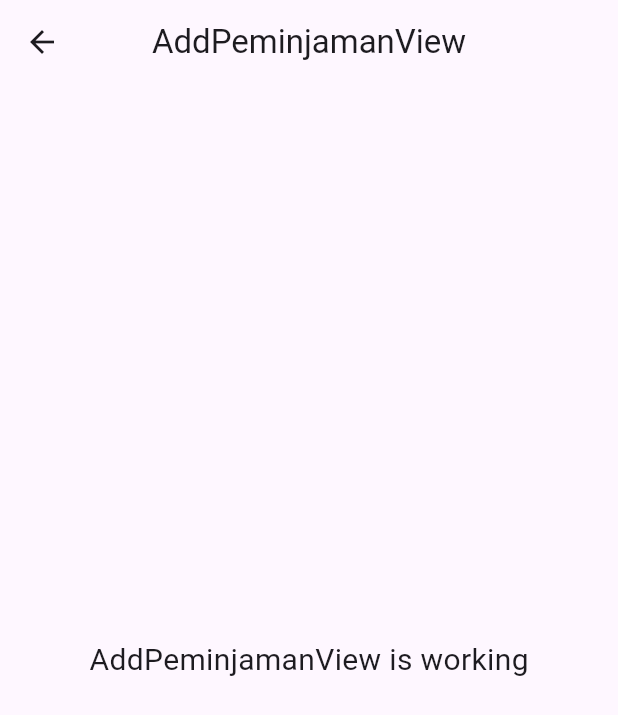
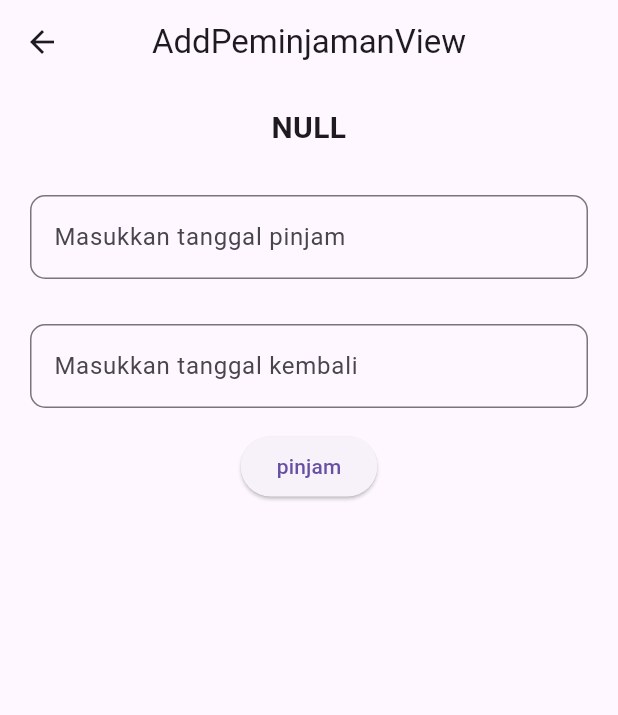
Before and after one commit to Thoriqqqqqqq/peminjaman_perpustakaan_app, a Flutter app: the AddPeminjamanView screen opened by its route, on a phone screen of 412 x 824 dp. Shown: the top 715 px of the screen. Run offline on Flutter 3.47's test engine with Material 3 defaults, Android fonts, the phone set to English and light mode, and no system bars; our stand-ins replace dio, get, get_storage, pretty_dio_logger; accounts and stored records are empty; statements that could not run were skipped.

Commit message:
commit peminjam 2

```diff
--- a/lib/app/data/provider/storage_provider.dart
+++ b/lib/app/data/provider/storage_provider.dart
@@ -24,4 +24,6 @@ class StorageProvider {
 
 class StorageKey {
   static const String status = "status";
+  static const String idUser = "idUser";
+
 }
--- a/lib/app/modules/add_peminjaman/controllers/add_peminjaman_controller.dart
+++ b/lib/app/modules/add_peminjaman/controllers/add_peminjaman_controller.dart
@@ -1,7 +1,18 @@
+import 'package:dio/dio.dart';
+import 'package:flutter/cupertino.dart';
+import 'package:flutter/material.dart';
 import 'package:get/get.dart';
+import 'package:peminjam_perpustakaan_rpl_b/app/data/provider/storage_provider.dart';
+import 'package:peminjam_perpustakaan_rpl_b/app/routes/app_pages.dart';
+
+import '../../../data/constant/endpoint.dart';
+import '../../../data/provider/api_providerr.dart';
 
 class AddPeminjamanController extends GetxController {
-  //TODO: Implement AddPeminjamanController
+  final loadingpinjam = false.obs;
+  final GlobalKey<FormState> formKey = GlobalKey<FormState>();
+  final TextEditingController tanggalPinjamController = TextEditingController();
+  final TextEditingController tanggalKembaliController = TextEditingController();
 
   final count = 0.obs;
   @override
@@ -20,4 +31,41 @@ class AddPeminjamanController extends GetxController {
   }
 
   void increment() => count.value++;
+
+  pinjam() async {
+    loadingpinjam(true);
+    try {
+      FocusScope.of(Get.context!).unfocus();
+      formKey.currentState?.save();
+      if (formKey.currentState!.validate()) {
+        final response = await ApiProvider.instance().post(Endpoint.register, data: {
+              "user_ud": StorageProvider.read(StorageKey.idUser),
+              "book_id": Get.parameters['id'],
+              "tanggal_pinjam": tanggalPinjamController.text.toString(),
+              "tanggam_kembali": tanggalKembaliController.text.toString(),
+        });
+        if (response.statusCode == 201) {
+          Get.snackbar("infomation", "Register Succes", backgroundColor: Colors.green);
+          Get.offAllNamed(Routes.LOGIN);
+        } else {
+          Get.snackbar(
+              "Sorry", "register Gagal", backgroundColor: Colors.red);
+        }
+      }
+      loadingpinjam(false);
+    } on DioException catch (e) {
+      loadingpinjam(false);
+      if (e.response != null) {
+        if (e.response?.data != null) {
+          Get.snackbar("Sorry", "${e.response?.data['message']}",
+              backgroundColor: Colors.red);
+        }
+      } else {
+        Get.snackbar("Sorry", e.message ?? "", backgroundColor: Colors.red);
+      }
+    } catch (e) {
+      loadingpinjam(false);
+      Get.snackbar("Error", e.toString(), backgroundColor: Colors.red);
+    }
+  }
 }
--- a/lib/app/modules/add_peminjaman/views/add_peminjaman_view.dart
+++ b/lib/app/modules/add_peminjaman/views/add_peminjaman_view.dart
@@ -13,12 +13,64 @@ class AddPeminjamanView extends GetView<AddPeminjamanController> {
         title: const Text('AddPeminjamanView'),
         centerTitle: true,
       ),
-      body: const Center(
-        child: Text(
-          'AddPeminjamanView is working',
-          style: TextStyle(fontSize: 20),
-        ),
-      ),
+      body: Center(
+          child: Form(
+            key: controller.formKey,
+            child: Column(
+              children: [
+                Padding(padding: const EdgeInsets.symmetric(horizontal: 20, vertical: 15),
+                child: Text(
+                  '${Get.parameters['judul'].toString().toUpperCase()}',
+                  textAlign: TextAlign.center,
+                  style: TextStyle(
+                    fontSize: 20.0,
+                    fontWeight: FontWeight.bold
+                  ),
+                ),),
+                Padding(
+                  padding: const EdgeInsets.symmetric(horizontal: 20, vertical: 15),
+                  child: TextFormField(
+                    controller: controller.tanggalPinjamController,
+                    decoration: InputDecoration(
+                        hintText: "Masukkan tanggal pinjam",
+                        border: OutlineInputBorder(
+                            borderRadius: BorderRadius.circular(10))),
+                    validator: (value) {
+                      if (value!.isEmpty) {
+                        return "tanggal pinjam tidak boleh kosong";
+                      }
+                      return null;
+                    },
+                  ),
+                ),
+                Padding(
+                  padding: const EdgeInsets.symmetric(horizontal: 20, vertical: 15),
+                  child: TextFormField(
+                    controller: controller.tanggalKembaliController,
+                    decoration: InputDecoration(
+                        hintText: "Masukkan tanggal kembali",
+                        border: OutlineInputBorder(
+                            borderRadius: BorderRadius.circular(10))),
+                    validator: (value) {
+                      if (value!.isEmpty) {
+                        return "tanggal kembali tidak boleh kosong";
+                      }
+                      return null;
+                    },
+                  ),
+                ),
+                Obx(
+                      () => controller.loadingpinjam.value
+                      ? CircularProgressIndicator()
+                      : ElevatedButton(
+                      onPressed: () {
+                        controller.pinjam();
+                      },
+                      child: Text("pinjam")),
+                )
+              ],
+            ),
+          )),
     );
   }
 }
--- a/lib/app/modules/book/controllers/book_controller.dart
+++ b/lib/app/modules/book/controllers/book_controller.dart
@@ -1,12 +1,18 @@
+import 'package:dio/dio.dart';
 import 'package:get/get.dart';
+import 'package:peminjam_perpustakaan_rpl_b/app/data/model/response_book.dart';
 
-class BookController extends GetxController {
+import '../../../data/constant/endpoint.dart';
+import '../../../data/provider/api_providerr.dart';
+
+class BookController extends GetxController with StateMixin<List<DataBook>> {
   //TODO: Implement BookController
 
   final count = 0.obs;
   @override
   void onInit() {
     super.onInit();
+    getData();
   }
 
   @override
@@ -20,4 +26,31 @@ class BookController extends GetxController {
   }
 
   void increment() => count.value++;
+
+  Future<void> getData() async{
+    change(null, status: RxStatus.loading());
+    try {
+      final response = await ApiProvider.instance().get(Endpoint.book,);
+      if (response.statusCode == 200) {
+        final ResponseBook responseBook = ResponseBook.fromJson(response.data);
+        if(responseBook.data!.isEmpty){
+          change(null, status: RxStatus.empty());
+        }else{
+          change(responseBook.data, status: RxStatus.success());
+        }
+      }else{
+        change(null, status: RxStatus.error("Gagal mengambil data"));
+      }
+    }on DioException catch (e) {
+      if(e.response != null) {
+        if(e.response?.data != null){
+          change(null, status: RxStatus.error("${e.response?.data['message']}"));
+        }
+      }else{
+        change(null, status: RxStatus.error(e.message ??""));
+      }
+    }catch (e) {
+      change(null, status: RxStatus.error(e.toString()));
+    }
+  }
 }
--- a/lib/app/modules/login/controllers/login_controller.dart
+++ b/lib/app/modules/login/controllers/login_controller.dart
@@ -4,6 +4,7 @@ import 'package:dio/dio.dart' as dio;
 import 'package:flutter/cupertino.dart';
 import 'package:flutter/material.dart';
 import 'package:get/get.dart';
+import 'package:peminjam_perpustakaan_rpl_b/app/data/model/response_login.dart';
 import 'package:peminjam_perpustakaan_rpl_b/app/routes/app_pages.dart';
 
 import '../../../data/constant/endpoint.dart';
@@ -52,6 +53,8 @@ class LoginController extends GetxController {
         )
         );
         if (response.statusCode == 200) {
+          ResponseLogin responseLogin=ResponseLogin.fromJson(response.data);
+          await StorageProvider.write(StorageKey.idUser, responseLogin.data!.id!.toString());
           await StorageProvider.write(StorageKey.status,"logged");
           Get.offAllNamed(Routes.HOME);
         }else{
```
Also changed, not shown: lib/app/modules/book/views/book_view.dart (+27 -9 lines), lib/app/modules/home/views/home_view.dart (+44 -7 lines).
